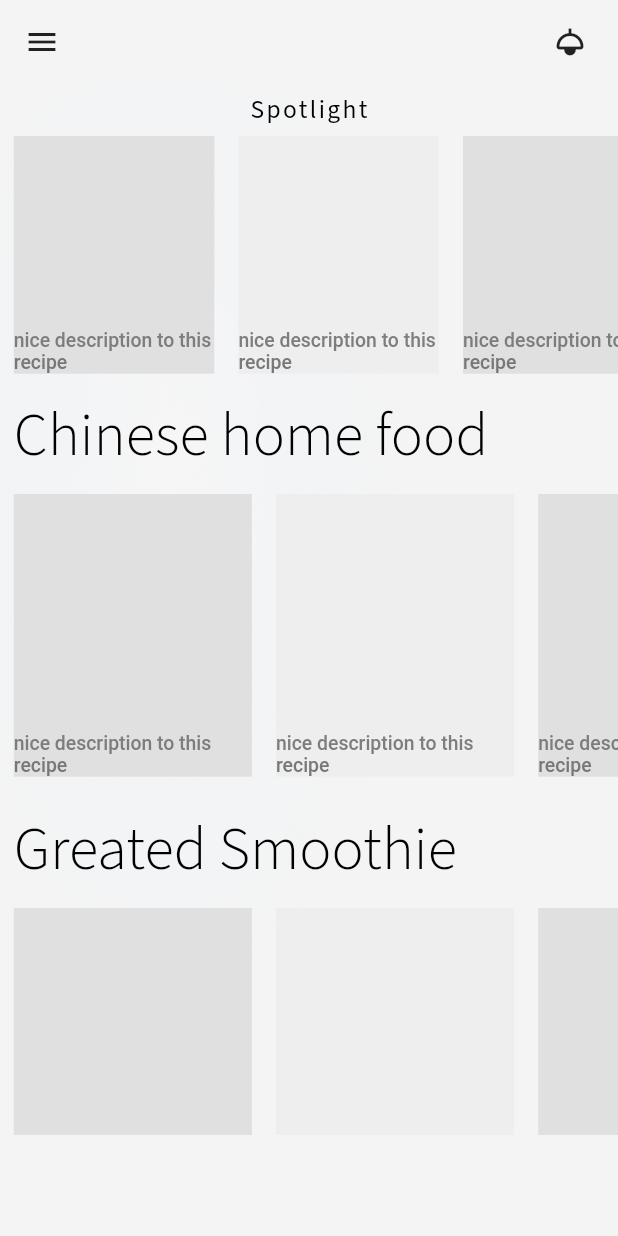
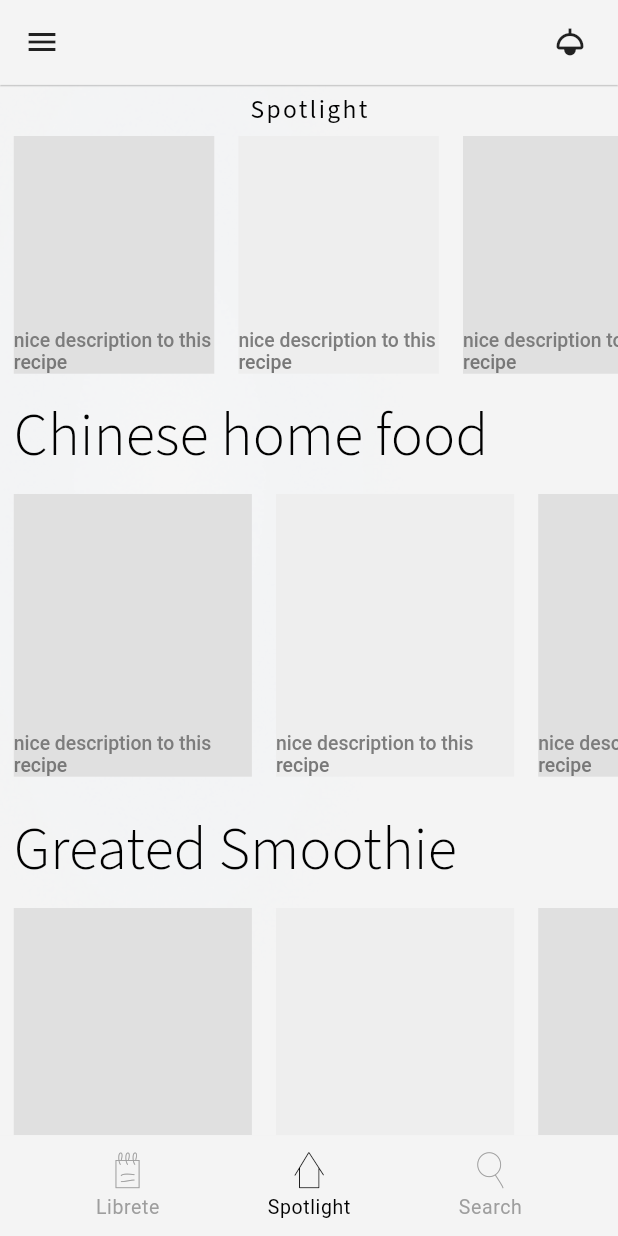
Before and after one commit to SotoArmando/appniceoogling_recipesspotlight, a Flutter app: the screen it shows after launch, on a phone screen of 412 x 824 dp. Run offline on Flutter 3.47's test engine with Material 2 defaults, Android fonts, the phone set to English and light mode, and no system bars; our stand-ins replace google_fonts; Roboto replaces fonts that are missing (Lator).

Commit message:
Added new solution to bottomnavnavigator, todo: animate active window, add visual interaction

```diff
--- a/lib/main.dart
+++ b/lib/main.dart
@@ -1,7 +1,6 @@
 import 'dart:math';
 
 import 'package:flutter/material.dart';
-import 'package:niceoogling/convenientHorizontalScroller.dart';
 import 'package:google_fonts/google_fonts.dart';
 import 'package:niceoogling/homepage.dart';
 import 'package:niceoogling/libretepage.dart';
@@ -45,8 +44,12 @@ class MyApp extends StatelessWidget {
             ),
             bodyText1: TextStyle(
                 color: Colors.grey[600],
-                fontSize: coremeasure_0 / (pow(1.1875, 1.5925)))),
-      ),
+                fontSize: coremeasure_0 / (pow(1.1875, 1.5925))),
+            bodyText2: TextStyle(
+                color: Colors.grey[500],
+                letterSpacing: 0,
+                fontSize: coremeasure_0 / (pow(1.1875, 1.5550))),
+          )),
       home: MyHomePage(title: ""),
     );
   }
@@ -70,6 +73,8 @@ class _MyHomePageState extends State<MyHomePage> {
 
   @override
   Widget build(BuildContext context) {
+    const names = ['Librete', 'Spotlight', 'Search'];
+    const icons = [group_7, group_6, group_3];
     return Scaffold(
       key: _scaffoldKey,
       drawer: Drawer(
@@ -81,10 +86,44 @@ class _MyHomePageState extends State<MyHomePage> {
       backgroundColor: Color(0xFFf4f4f4),
       bottomNavigationBar: SizedBox(
         height: coremeasure_8,
+        child: BottomAppBar(
+          color: Color(0xFFf4f4f4),
+          elevation: 1 / pow(1.1875, 4.97),
           child: Row(
             crossAxisAlignment: CrossAxisAlignment.center,
             mainAxisAlignment: MainAxisAlignment.spaceEvenly,
-          children: [],
+            children: [
+              for (var index in [0, 1, 2])
+                TextButton(
+                  onPressed: () {},
+                  child: Column(
+                      mainAxisAlignment: MainAxisAlignment.center,
+                      children: [
+                        Container(
+                          margin: EdgeInsets.only(
+                              bottom: coremeasure_0 / pow(1.1875, 8)),
+                          child: Icon(
+                            icons[index],
+                            size: index != 1 ? coremeasure_2 : coremeasure_2,
+                            color: index != 1
+                                ? Colors.grey.shade500
+                                : Colors.black,
+                          ),
+                        ),
+                        Text(names[index],
+                            style: Theme.of(context)
+                                .textTheme
+                                .bodyText2
+                                ?.copyWith(
+                                    letterSpacing:
+                                        1 / pow(1.1875, 5).toDouble(),
+                                    color: index != 1
+                                        ? Colors.grey.shade500
+                                        : Colors.black))
+                      ]),
+                ),
+            ],
+          ),
         ),
       ),
       appBar: PreferredSize(
@@ -97,7 +136,7 @@ class _MyHomePageState extends State<MyHomePage> {
             ),
             backgroundColor: Color(0xFFf4f4f4),
             centerTitle: true,
-            elevation: 0,
+            elevation: 1 / pow(1.1875, 4.97),
             actions: [
               TextButton(
                 child: Icon(Icons.light, color: Colors.black87),
--- a/lib/math.dart
+++ b/lib/math.dart
@@ -1,3 +1,5 @@
+import 'package:flutter/cupertino.dart';
+
 const double coremeasure_0 = 17,
     coremeasure_1 = 20.1875,
     coremeasure_2 = 23.97265625,
@@ -29,3 +31,15 @@ const double coremeasure_0 = 17,
     coremeasure_28 = 2090.2115041627735,
     coremeasure_29 = 2482.1261611932937,
     coremeasure_30 = 2947.524816417036;
+
+const _kFontFam = 'MyFlutterApp';
+const String? _kFontPkg = null;
+
+const IconData home =
+    IconData(0xe800, fontFamily: _kFontFam, fontPackage: _kFontPkg);
+const IconData group_6 =
+    IconData(0xe801, fontFamily: _kFontFam, fontPackage: _kFontPkg);
+const IconData group_7 =
+    IconData(0xe802, fontFamily: _kFontFam, fontPackage: _kFontPkg);
+const IconData group_3 =
+    IconData(0xe803, fontFamily: _kFontFam, fontPackage: _kFontPkg);
```
Also changed, not shown: assets/flutter-icons-05f58403/config.json (added, +58 -0 lines), assets/flutter-icons-05f58403/my_flutter_app_icons.dart (added, +32 -0 lines), pubspec.yaml (+7 -11 lines), assets/Home.svg (added), assets/Librete.svg (added), assets/Search.svg (added), assets/flutter-icons-05f58403/fonts/MyFlutterApp.ttf (added). Lines whose indentation alone changed are shown as unchanged.
